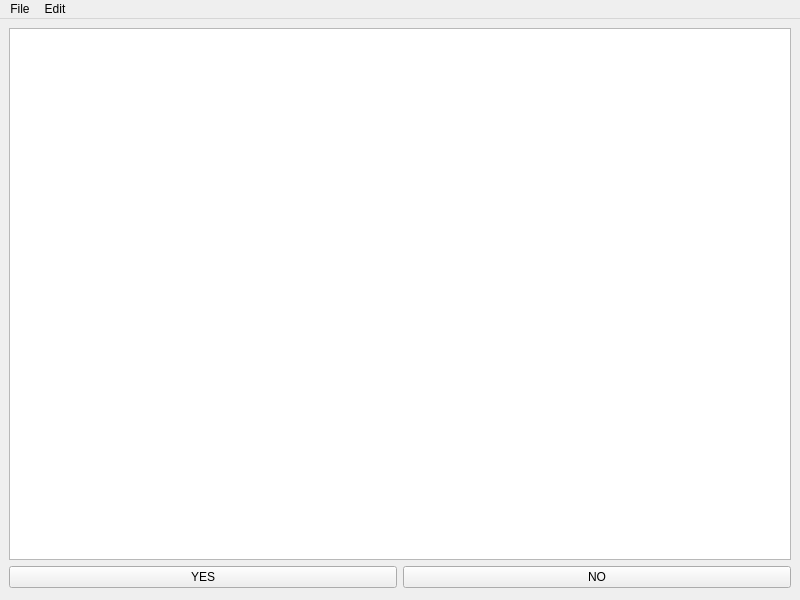
nosjojo/baby_namer, file gui/main_window.ui: the form before one commit.
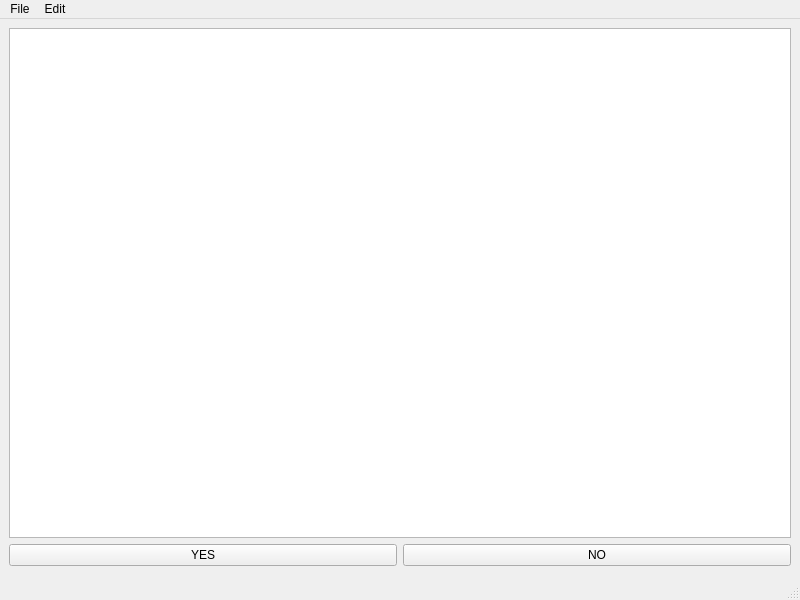
The form after the commit.

```diff
--- a/gui/main_window.ui
+++ b/gui/main_window.ui
@@ -72,6 +72,7 @@
    <addaction name="menuFile"/>
    <addaction name="menuEdit"/>
   </widget>
+  <widget class="QStatusBar" name="statusBar"/>
   <action name="actionLoad_Master_List">
    <property name="text">
     <string>Load Master List</string>
```
Left out of the diff: 2 changed lines with no effect on the pictures.
